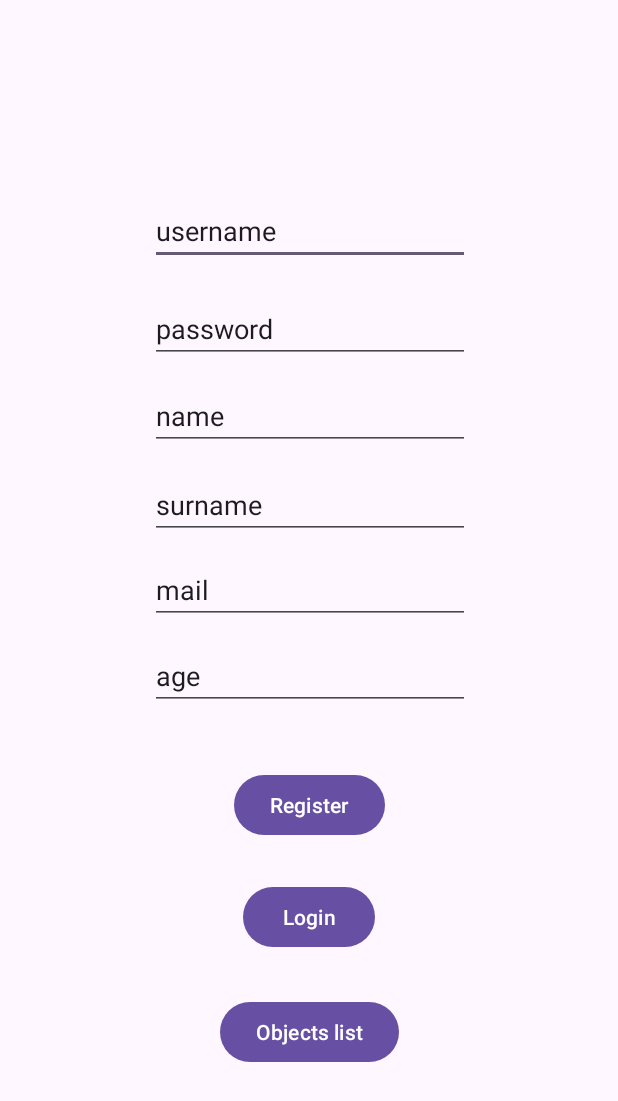
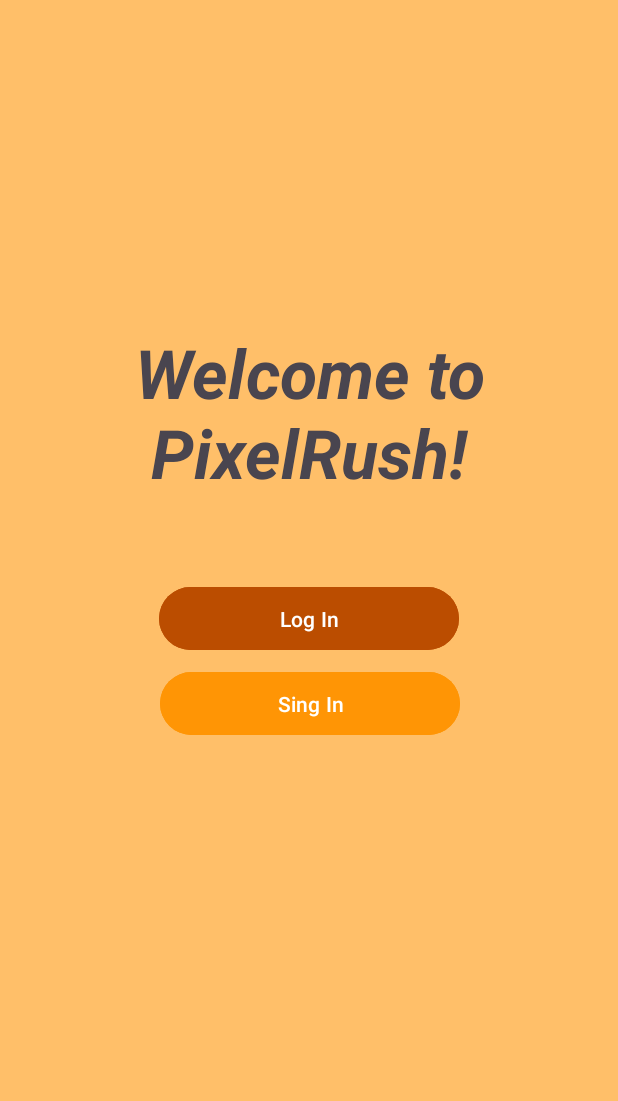
Before and after one commit to Robertguarneros/pixelRushFrontEndv1.0, an Android app: the screen it shows after launch (MainActivity), on a phone screen of 412 x 824 dp. Shown: the top 1101 px of the screen. Run offline under Robolectric (Android 15) with nearby library versions, the phone set to English and light mode, and no system bars.

Commit message:
v1.2.0 - New layouts

```diff
--- a/app/src/main/java/com/eetac/dsa/pixelrushfrontendv10/MainActivity.java
+++ b/app/src/main/java/com/eetac/dsa/pixelrushfrontendv10/MainActivity.java
@@ -1,5 +1,6 @@
 package com.eetac.dsa.pixelrushfrontendv10;
 
+import androidx.appcompat.app.AlertDialog;
 import androidx.appcompat.app.AppCompatActivity;
 import androidx.recyclerview.widget.LinearLayoutManager;
 import androidx.recyclerview.widget.RecyclerView;
@@ -25,6 +26,10 @@ import retrofit2.Response;
 public class MainActivity extends AppCompatActivity {
 
     //we have to search for the text boxes and buttons
+
+    Button logIn;
+    Button signIn;
+
     EditText editTextUsername;
     EditText editTextPassword;
     EditText editTextName;
@@ -40,12 +45,29 @@ public class MainActivity extends AppCompatActivity {
     boolean logInCorrectly = false;
 
 
+
+    View dialogView;
+
+    private AlertDialog alertDialog;
+
+
+    boolean popUpType;
+
+    AlertDialog.Builder builder;
+
+
+
     @Override
     protected void onCreate(Bundle savedInstanceState) {
         super.onCreate(savedInstanceState);
-        setContentView(R.layout.activity_main);
+        setContentView(R.layout.main_page);
 
-        //we initialize the text views and buttons here
+
+        logIn = findViewById(R.id.logIn);
+        signIn = findViewById(R.id.signIn);
+
+
+        /*we initialize the text views and buttons here
         editTextUsername = findViewById(R.id.editTextUsername);
 
         editTextPassword = findViewById(R.id.editTextPassword);
@@ -58,11 +80,24 @@ public class MainActivity extends AppCompatActivity {
 
 
         buttonRegister= findViewById(R.id.registerBtn);
-        buttonLogin = findViewById(R.id.loginBtn);
+        buttonLogin = findViewById(R.id.loginBtn);*/
     }
 
+
+    public void logingPageOpen(View view){
+       // builder = new AlertDialog.Builder(this);
+        //dialogView = getLayoutInflater().inflate(R.layout.custom_log_in_dialog, null);
+        //builder.setView(dialogView);
+        setContentView(R.layout.custom_log_in_dialog);
+        editTextUsername = findViewById(R.id.editTextUsername);
+        editTextPassword = findViewById(R.id.editTextPassword);
+
+        //alertDialog = builder.create();
+        //alertDialog.show();
+    }
     public void login(View view) {
         PixelRushService pixelRushService = PixelRushService.retrofit.create(PixelRushService.class);//creating interface
+
         String username = editTextUsername.getText().toString();
         String password = editTextPassword.getText().toString();
 
@@ -77,6 +112,8 @@ public class MainActivity extends AppCompatActivity {
                     System.out.println("User login successful");
                     Toast.makeText(MainActivity.this,"User login successful",Toast.LENGTH_SHORT).show();
                     logInCorrectly = true;
+                    setContentView(R.layout.main_user_page);
+                    //alertDialog.dismiss();
                 } else {
                     System.out.println("Error: " + response.code() + " " + response.message());
                     Toast.makeText(MainActivity.this,"Error"+response.message(),Toast.LENGTH_SHORT).show();
@@ -90,8 +127,24 @@ public class MainActivity extends AppCompatActivity {
         });
     }
 
+    public void registerPageOpen(View view){
+        //builder = new AlertDialog.Builder(this);
+       // dialogView = getLayoutInflater().inflate(R.layout.custom_sign_up_dialog, null);
+        //builder.setView(dialogView);
+        setContentView(R.layout.custom_sign_up_dialog);
+        editTextUsername = findViewById(R.id.editTextUsername);
+        editTextPassword = findViewById(R.id.editTextPassword);
+        editTextName = findViewById(R.id.editTextName);
+        editTextSurname = findViewById(R.id.editTextSurname);
+        editTextMail = findViewById(R.id.editTextMail);
+        editTextAge = findViewById(R.id.editTextAge);
+
+        //alertDialog = builder.create();
+        //alertDialog.show();
+    }
     public void register(View view){
         PixelRushService pixelRushService = PixelRushService.retrofit.create(PixelRushService.class);//creating interface
+
         String name = editTextName.getText().toString();
         String surname = editTextSurname.getText().toString();
         String mail = editTextMail.getText().toString();
@@ -110,6 +163,7 @@ public class MainActivity extends AppCompatActivity {
                 if (response.isSuccessful()) {
                     Log.i("First Version","User register successful");
                     Toast.makeText(MainActivity.this,"User register successful",Toast.LENGTH_SHORT).show();
+                    setContentView(R.layout.custom_log_in_dialog);
                     //showPrincipalUserPage();
                 } else {
                     Log.i("First Version","Error: " + response.code() + " " + response.message());
@@ -165,7 +219,11 @@ public class MainActivity extends AppCompatActivity {
             Toast.makeText(MainActivity.this, "Log in first please", Toast.LENGTH_SHORT).show();
         }
     }
-    public void ClickExitListObjects (View view){
-        setContentView(R.layout.activity_main);
+    public void UserProfile (View view){
+
+    }
+    public void ClickExit (View view){
+
+        setContentView(R.layout.main_page);
     }
 }
--- a/app/src/main/java/com/eetac/dsa/pixelrushfrontendv10/PixelRushService.java
+++ b/app/src/main/java/com/eetac/dsa/pixelrushfrontendv10/PixelRushService.java
@@ -2,6 +2,7 @@ package com.eetac.dsa.pixelrushfrontendv10;
 import com.eetac.dsa.pixelrushfrontendv10.backEndClasses.LoginCredentials;
 import com.eetac.dsa.pixelrushfrontendv10.backEndClasses.RegisterCredentials;
 import com.eetac.dsa.pixelrushfrontendv10.backEndClasses.StoreObject;
+import com.eetac.dsa.pixelrushfrontendv10.backEndClasses.User;
 
 import java.util.List;
 import retrofit2.Call;
@@ -10,6 +11,7 @@ import retrofit2.converter.gson.GsonConverterFactory;
 import retrofit2.http.Body;
 import retrofit2.http.GET;
 import retrofit2.http.POST;
+import retrofit2.http.Path;
 
 public interface PixelRushService {
     String URL = "http://10.0.2.2:8080/dsaApp/pixelRush/";
@@ -19,6 +21,9 @@ public interface PixelRushService {
     Call<Void> login(@Body LoginCredentials credentials);
     @GET("getObjectListFromStore")
     Call<List<StoreObject>> getAllObjectsFromStore();
+    @GET("{username}")
+    Call<User> getUser(@Path("username") String username);
+
     Retrofit retrofit = new Retrofit.Builder()
             .baseUrl(URL)
             .addConverterFactory(GsonConverterFactory.create())
--- /dev/null
+++ b/app/src/main/res/layout/main_page.xml
@@ -0,0 +1,60 @@
+<?xml version="1.0" encoding="utf-8"?>
+<androidx.constraintlayout.widget.ConstraintLayout xmlns:android="http://schemas.android.com/apk/res/android"
+    xmlns:app="http://schemas.android.com/apk/res-auto"
+    xmlns:tools="http://schemas.android.com/tools"
+    android:layout_width="match_parent"
+    android:layout_height="match_parent"
+    android:background="@color/Nami"
+    tools:context=".MainActivity">
+
+
+    <TextView
+        android:id="@+id/WelcomeGame"
+        android:layout_width="253dp"
+        android:layout_height="124dp"
+        android:text="Welcome to PixelRush!"
+        android:textAlignment="center"
+        android:textSize="45dp"
+        android:textStyle="bold|italic"
+        app:layout_constraintBottom_toBottomOf="parent"
+        app:layout_constraintEnd_toEndOf="parent"
+        app:layout_constraintStart_toStartOf="parent"
+        app:layout_constraintTop_toTopOf="parent"
+        app:layout_constraintVertical_bias="0.311" />
+
+    <Button
+        android:id="@+id/logIn"
+        android:layout_width="200dp"
+        android:layout_height="50dp"
+        android:backgroundTint="@color/Nami_dark"
+        android:onClick="logingPageOpen"
+        android:text="Log In"
+        app:layout_constraintBottom_toBottomOf="parent"
+        app:layout_constraintEnd_toEndOf="parent"
+        app:layout_constraintStart_toStartOf="parent"
+        app:layout_constraintTop_toTopOf="parent" />
+
+    <Button
+        android:id="@+id/signIn"
+        android:layout_width="200dp"
+        android:layout_height="50dp"
+        android:backgroundTint="@color/Nami_Tangerine"
+        android:onClick="registerPageOpen"
+        android:text="Sing In"
+        app:layout_constraintBottom_toBottomOf="parent"
+        app:layout_constraintEnd_toEndOf="parent"
+        app:layout_constraintHorizontal_bias="0.502"
+        app:layout_constraintStart_toStartOf="parent"
+        app:layout_constraintTop_toTopOf="parent"
+        app:layout_constraintVertical_bias="0.574" />
+
+    <View
+        android:id="@+id/customSignUpDialog"
+        android:layout_width="match_parent"
+        android:layout_height="wrap_content"
+
+        tools:ignore="MissingConstraints"
+        tools:layout_editor_absoluteX="0dp"
+        tools:layout_editor_absoluteY="0dp" />
+
+</androidx.constraintlayout.widget.ConstraintLayout>
```
Also changed, not shown: app/src/main/java/com/eetac/dsa/pixelrushfrontendv10/backEndClasses/Match.java (added, +21 -0 lines), app/src/main/java/com/eetac/dsa/pixelrushfrontendv10/backEndClasses/User.java (added, +35 -0 lines), app/src/main/res/drawable-anydpi/ic_close.xml (added, +11 -0 lines), app/src/main/res/layout/custom_log_in_dialog.xml (added, +98 -0 lines), app/src/main/res/layout/custom_sign_up_dialog.xml (added, +153 -0 lines), app/src/main/res/layout/main_user_page.xml (added, +38 -0 lines), app/src/main/res/layout/user_profile.xml (added, +56 -0 lines), app/src/main/res/drawable-hdpi/ic_close.png (added), app/src/main/res/drawable-mdpi/ic_close.png (added), app/src/main/res/drawable-xhdpi/ic_close.png (added), app/src/main/res/drawable-xxhdpi/ic_close.png (added), app/src/main/res/drawable/pika.png (added).
